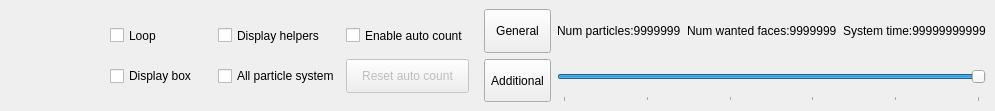
The window that code/nel/tools/3d/object_viewer_qt/src/particle_control_form.ui (ryzom/ryzomcore) describes before a commit, drawn with Qt 5.
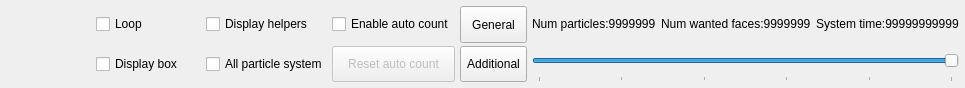
The same window after the commit. The open tabs and pages were chosen to show the change. Icons and pictures are not drawn.

Diff of the .ui file:
```diff
--- a/code/nel/tools/3d/object_viewer_qt/src/particle_control_form.ui
+++ b/code/nel/tools/3d/object_viewer_qt/src/particle_control_form.ui
@@ -6,14 +6,14 @@
    <rect>
     <x>0</x>
     <y>0</y>
-    <width>941</width>
-    <height>111</height>
+    <width>913</width>
+    <height>88</height>
    </rect>
   </property>
   <property name="minimumSize">
    <size>
-    <width>941</width>
-    <height>111</height>
+    <width>913</width>
+    <height>88</height>
    </size>
   </property>
   <property name="maximumSize">
@@ -27,6 +27,12 @@
   </property>
   <widget class="QWidget" name="dockWidgetContents">
    <layout class="QGridLayout" name="gridLayout_5">
+    <property name="margin">
+     <number>6</number>
+    </property>
+    <property name="spacing">
+     <number>5</number>
+    </property>
     <item row="0" column="0" rowspan="2">
      <widget class="QToolButton" name="playToolButton">
       <property name="sizePolicy">
@@ -104,12 +110,18 @@
        </sizepolicy>
       </property>
       <property name="currentIndex">
-       <number>0</number>
+       <number>1</number>
       </property>
       <widget class="QWidget" name="pageGeneral">
        <layout class="QGridLayout" name="gridLayout_2">
+        <property name="margin">
+         <number>0</number>
+        </property>
         <item row="0" column="0">
          <layout class="QGridLayout" name="gridLayout">
+          <property name="spacing">
+           <number>4</number>
+          </property>
           <item row="0" column="0">
            <widget class="QCheckBox" name="loopCheckBox">
             <property name="sizePolicy">
@@ -197,6 +209,9 @@
       </widget>
       <widget class="QWidget" name="pageAdditional">
        <layout class="QGridLayout" name="gridLayout_4">
+        <property name="margin">
+         <number>0</number>
+        </property>
         <item row="0" column="0">
          <layout class="QGridLayout" name="gridLayout_3">
           <item row="0" column="0">
@@ -287,6 +302,9 @@
     </item>
     <item row="0" column="3" rowspan="2">
      <layout class="QVBoxLayout" name="verticalLayout">
+      <property name="spacing">
+       <number>3</number>
+      </property>
       <item>
        <widget class="QToolButton" name="generalToolButton">
         <property name="sizePolicy">
```
